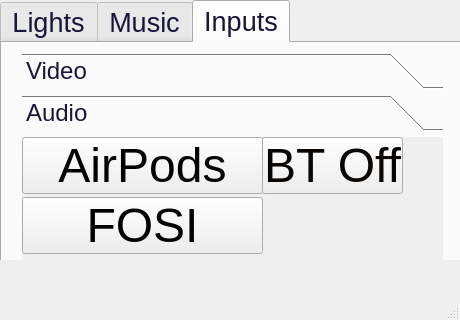
Old version of the form form.ui in the repository jkeller52/pigui.
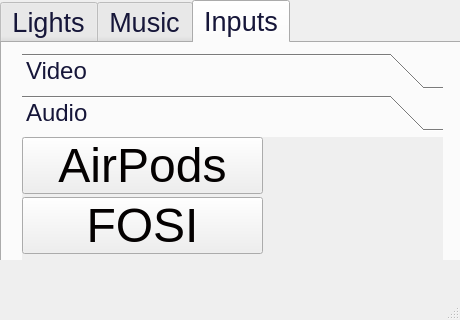
New version of the form. The open tabs and pages were chosen to show the change. Icons and pictures are not drawn.

What changed in the file:
```diff
--- a/form.ui
+++ b/form.ui
@@ -585,28 +585,6 @@
          </size>
         </property>
        </widget>
-       <widget class="QPushButton" name="btoff">
-        <property name="geometry">
-         <rect>
-          <x>240</x>
-          <y>0</y>
-          <width>141</width>
-          <height>57</height>
-         </rect>
-        </property>
-        <property name="font">
-         <font>
-          <family>Arial</family>
-          <pointsize>36</pointsize>
-         </font>
-        </property>
-        <property name="styleSheet">
-         <string notr="true">color: rgb(9, 5, 3);</string>
-        </property>
-        <property name="text">
-         <string>BT Off</string>
-        </property>
-       </widget>
       </widget>
      </widget>
     </widget>
```
Left out of the diff: 4 changed lines with no effect on the pictures.
